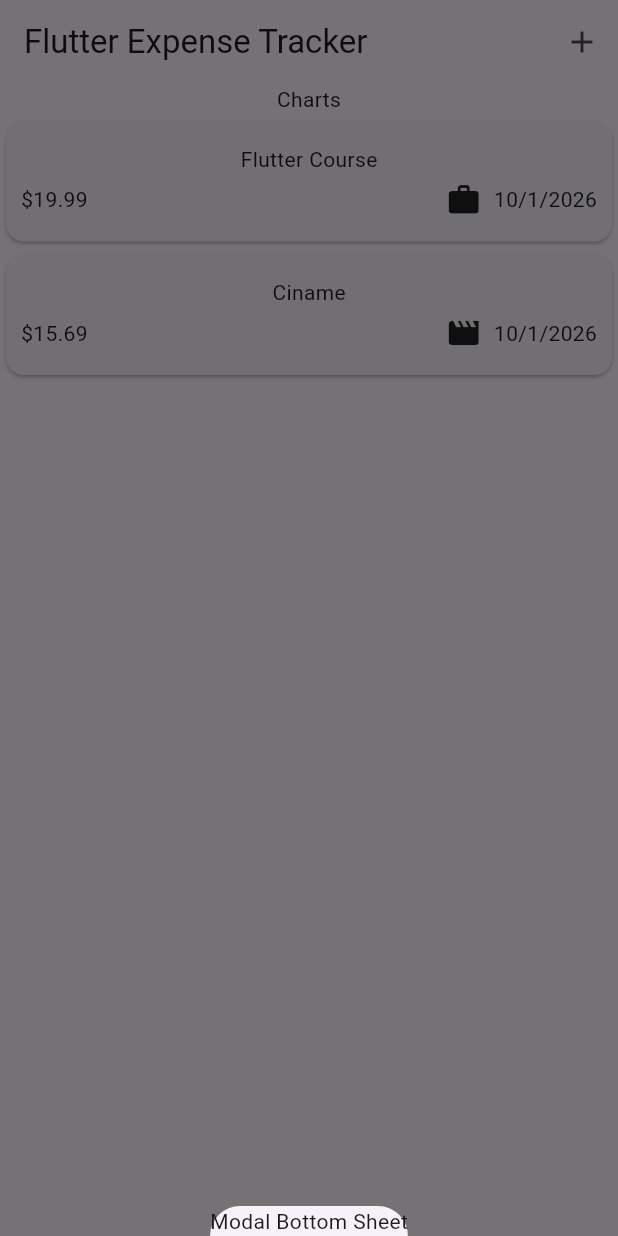
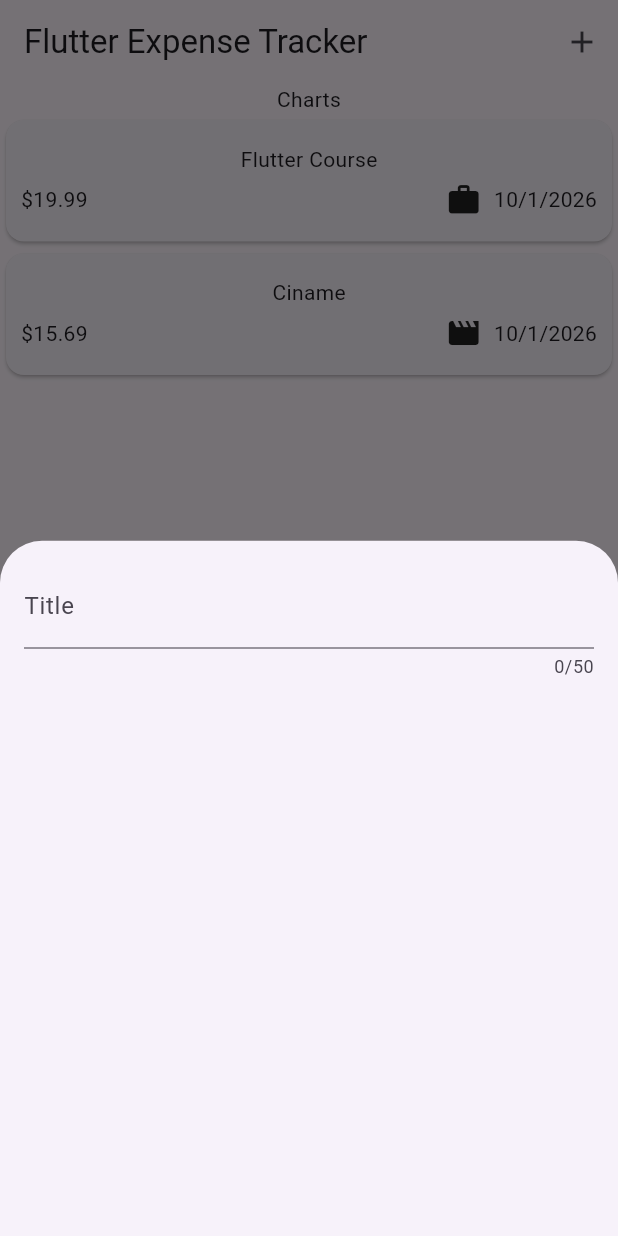
Before and after one commit to Seth-Browning/Web-App-Development-App-3, a Flutter app: the screen it shows after launch, after a tap on the "add" icon, on a phone screen of 412 x 824 dp. Run offline on Flutter 3.47's test engine with Material 3 defaults, Android fonts, the phone set to English and light mode, and no system bars.

Commit message:
Textfield added to the modal.

```diff
--- a/lib/widgets/expenses.dart
+++ b/lib/widgets/expenses.dart
@@ -1,4 +1,5 @@
 import 'package:expense_tracker/widgets/expenses_list/expenses_list.dart';
+import 'package:expense_tracker/widgets/new_expense.dart';
 import 'package:flutter/material.dart';
 import 'package:expense_tracker/models/expense.dart';
 
@@ -30,7 +31,7 @@ class _ExpensesState extends State<Expenses> {
   void _openAddExpenseOverlay() {
     showModalBottomSheet(
       context: context,
-      builder: (ctx) => Text('Modal Bottom Sheet')
+      builder: (ctx) => NewExpense()
     );
   }
 
--- /dev/null
+++ b/lib/widgets/new_expense.dart
@@ -0,0 +1,34 @@
+
+import 'package:flutter/material.dart';
+
+class NewExpense extends StatefulWidget {
+  const NewExpense({super.key});
+
+
+  @override
+  State<NewExpense> createState() {
+    // TODO: implement createState
+    return _NewExpenseState();
+  }
+}
+
+class _NewExpenseState extends State<NewExpense> {
+  @override
+  Widget build(BuildContext context) {
+    // TODO: implement build
+    return Padding(
+      padding: EdgeInsets.all(16),
+      child: Column(
+        children: [
+          TextField(
+            maxLength: 50,
+            keyboardType: TextInputType.text,
+            decoration: InputDecoration(
+              label: Text('Title')
+            )
+          ),
+        ],
+      ),
+    );
+  }
+}
```
